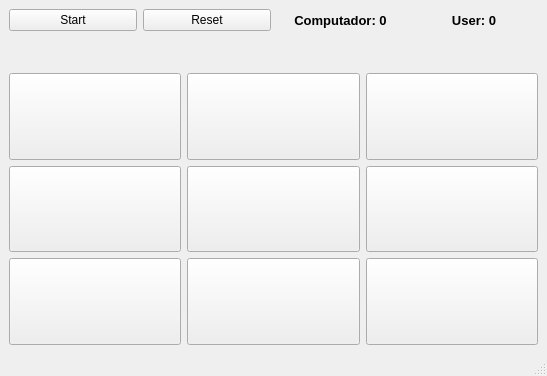
The window that jogo_da_velha/jogoDaVelhaQT/jogodavelha.ui (Lucas-Severo/C-exercicios) describes before a commit, drawn with Qt 5.
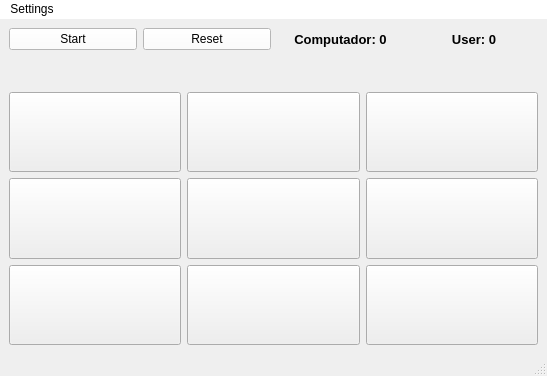
The same window after the commit.

Commit message: adicionado menu para alterar cor de fundo

Patch:
```diff
--- a/jogo_da_velha/jogoDaVelhaQT/jogodavelha.ui
+++ b/jogo_da_velha/jogoDaVelhaQT/jogodavelha.ui
@@ -19,6 +19,12 @@
      <layout class="QGridLayout" name="gridLayout_2">
       <item row="0" column="0">
        <widget class="QPushButton" name="btn_start">
+        <property name="autoFillBackground">
+         <bool>false</bool>
+        </property>
+        <property name="styleSheet">
+         <string notr="true">background-color: white</string>
+        </property>
         <property name="text">
          <string>Start</string>
         </property>
@@ -87,6 +93,12 @@
       </item>
       <item row="0" column="1">
        <widget class="QPushButton" name="btn_reset">
+        <property name="autoFillBackground">
+         <bool>false</bool>
+        </property>
+        <property name="styleSheet">
+         <string notr="true">background-color: white</string>
+        </property>
         <property name="text">
          <string>Reset</string>
         </property>
@@ -271,6 +283,19 @@
      <height>22</height>
     </rect>
    </property>
+   <property name="styleSheet">
+    <string notr="true">background-color: white</string>
+   </property>
+   <widget class="QMenu" name="menuSettings">
+    <property name="styleSheet">
+     <string notr="true"/>
+    </property>
+    <property name="title">
+     <string>Settings</string>
+    </property>
+    <addaction name="actionbackground"/>
+   </widget>
+   <addaction name="menuSettings"/>
   </widget>
   <widget class="QStatusBar" name="statusbar"/>
  </widget>
```
Left out of the diff: 11 changed lines with no effect on the pictures. The commit also changes 2 other files.
